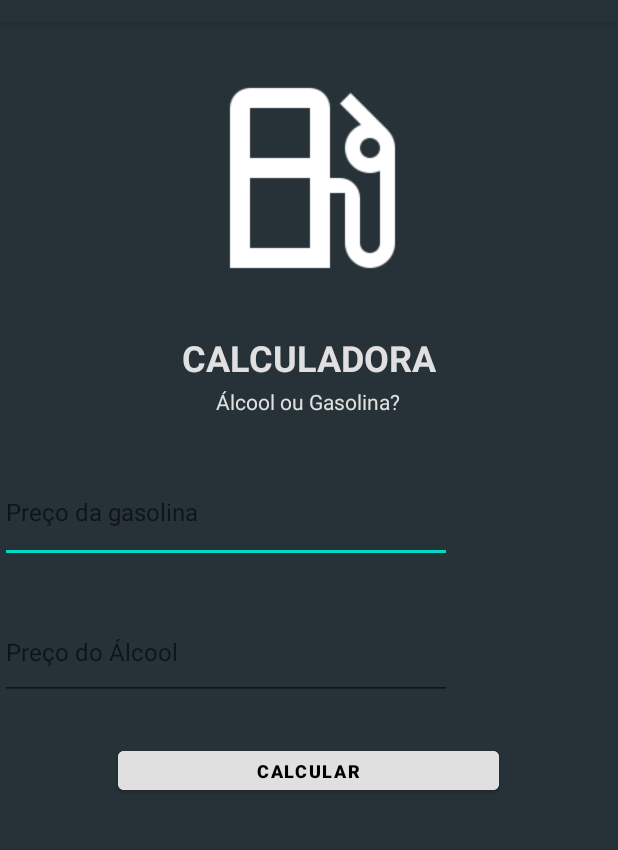
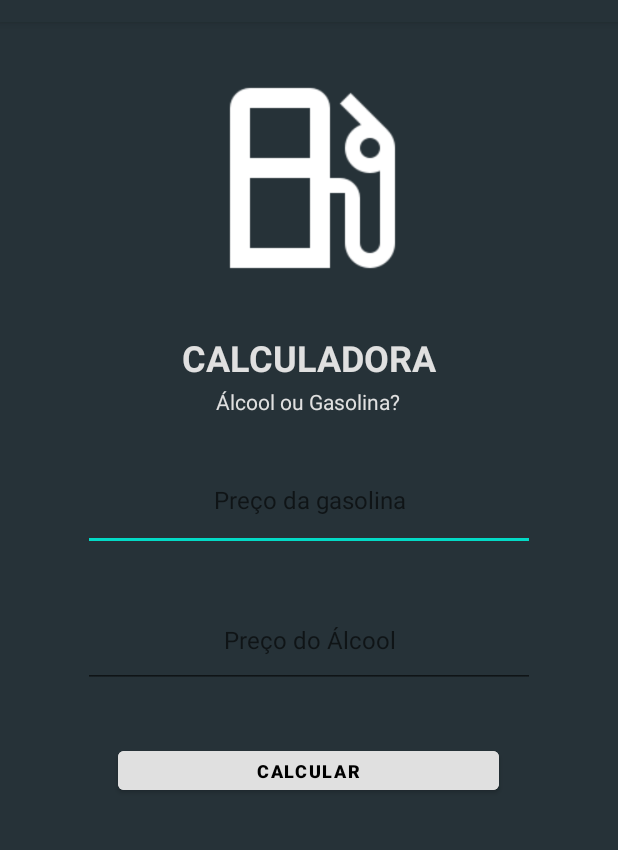
Before and after one commit to atwof/FSG20221, an Android app: the screen it shows after launch (MainActivity), on a phone screen of 412 x 824 dp, the part 62-912 px from its top. Run offline under Robolectric (Android 15) with nearby library versions, the phone set to English and light mode, and no system bars.

Commit message:
Aula 03 de Android - Combustível

```diff
--- a/Android/Aula03_Combustivel/app/src/main/java/com/example/aula03_combustivel/MainActivity.java
+++ b/Android/Aula03_Combustivel/app/src/main/java/com/example/aula03_combustivel/MainActivity.java
@@ -3,19 +3,15 @@ package com.example.aula03_combustivel;
 import androidx.appcompat.app.AppCompatActivity;
 
 import android.os.Bundle;
-import android.text.Editable;
-import android.text.TextWatcher;
-import android.view.MotionEvent;
 import android.view.View;
+import android.widget.EditText;
 import android.widget.TextView;
-
-import com.google.android.material.textfield.TextInputEditText;
 
 public class MainActivity extends AppCompatActivity {
 
     private TextView txtResult;
-    private TextInputEditText valorGasolina;
-    private TextInputEditText valorAlcool;
+    private EditText valorGasolina;
+    private EditText valorAlcool;
 
     @Override
     protected void onCreate(Bundle savedInstanceState) {
@@ -45,9 +41,8 @@ public class MainActivity extends AppCompatActivity {
 
             txtResult.setText(opt);
 
-            // Initialize
-            valorAlcool.setText(null);
-            valorGasolina.setText(null);
+            limpVariable(valorAlcool);
+            limpVariable(valorGasolina);
 
             valorGasolina.requestFocus();
 
@@ -55,4 +50,9 @@ public class MainActivity extends AppCompatActivity {
             txtResult.setText("Digite valores para continuar");
         }
     }
+
+    private void limpVariable(EditText e)
+    {
+        e.setText(null);
+    }
 }
--- a/Android/Aula03_Combustivel/app/src/main/res/layout/activity_main.xml
+++ b/Android/Aula03_Combustivel/app/src/main/res/layout/activity_main.xml
@@ -5,6 +5,7 @@
     android:layout_width="match_parent"
     android:layout_height="match_parent"
     android:background="@color/colorPrimary"
+    android:screenReaderFocusable="true"
     tools:context=".MainActivity">
 
     <ImageView
@@ -53,7 +54,7 @@
         android:id="@+id/btnCalcular"
         android:layout_width="254dp"
         android:layout_height="38dp"
-        android:layout_marginTop="28dp"
+        android:layout_marginTop="36dp"
         android:backgroundTint="@color/colorSecondary"
         android:onClick="calcularOpcao"
         android:text="@string/calcular"
@@ -69,7 +70,7 @@
         android:id="@+id/txtResultado"
         android:layout_width="wrap_content"
         android:layout_height="wrap_content"
-        android:layout_marginTop="32dp"
+        android:layout_marginTop="40dp"
         android:textColor="@color/colorPrimaryText"
         android:textSize="18sp"
         android:textStyle="bold"
@@ -82,15 +83,16 @@
         android:id="@+id/inputGasolina"
         android:layout_width="301dp"
         android:layout_height="67dp"
-        android:layout_marginTop="32dp"
+        android:layout_marginTop="24dp"
         android:ems="10"
         android:hint="Preço da gasolina"
         android:inputType="numberDecimal"
-        android:textAlignment="viewStart"
+        android:textAlignment="center"
         android:textColor="@color/colorPrimaryText"
         android:textSize="16sp"
-        app:layout_constraintTop_toBottomOf="@+id/txtGasolina"
-        tools:layout_editor_absoluteX="55dp" />
+        app:layout_constraintEnd_toEndOf="parent"
+        app:layout_constraintStart_toStartOf="parent"
+        app:layout_constraintTop_toBottomOf="@+id/txtGasolina" />
 
     <EditText
         android:id="@+id/inputAlcool"
@@ -100,10 +102,11 @@
         android:ems="10"
         android:hint="Preço do Álcool"
         android:inputType="numberDecimal"
-        android:textAlignment="viewStart"
+        android:textAlignment="center"
         android:textColor="@color/colorPrimaryText"
         android:textSize="16sp"
-        app:layout_constraintTop_toBottomOf="@+id/inputGasolina"
-        tools:layout_editor_absoluteX="55dp" />
+        app:layout_constraintEnd_toEndOf="parent"
+        app:layout_constraintStart_toStartOf="parent"
+        app:layout_constraintTop_toBottomOf="@+id/inputGasolina" />
 
 </androidx.constraintlayout.widget.ConstraintLayout>
--- a/Android/Aula03_Combustivel/app/src/main/res/values/strings.xml
+++ b/Android/Aula03_Combustivel/app/src/main/res/values/strings.xml
@@ -1,5 +1,5 @@
 <resources>
-    <string name="app_name">Aula03_Combustivel</string>
+    <string name="app_name">Qual combustivel escolher?</string>
     <string name="precoGasolina">Preço da Gasolina</string>
     <string name="precoAlcool">Preço do Álcool</string>
     <string name="calcular">CALCULAR</string>
```
Also changed, not shown: 18 other files.
